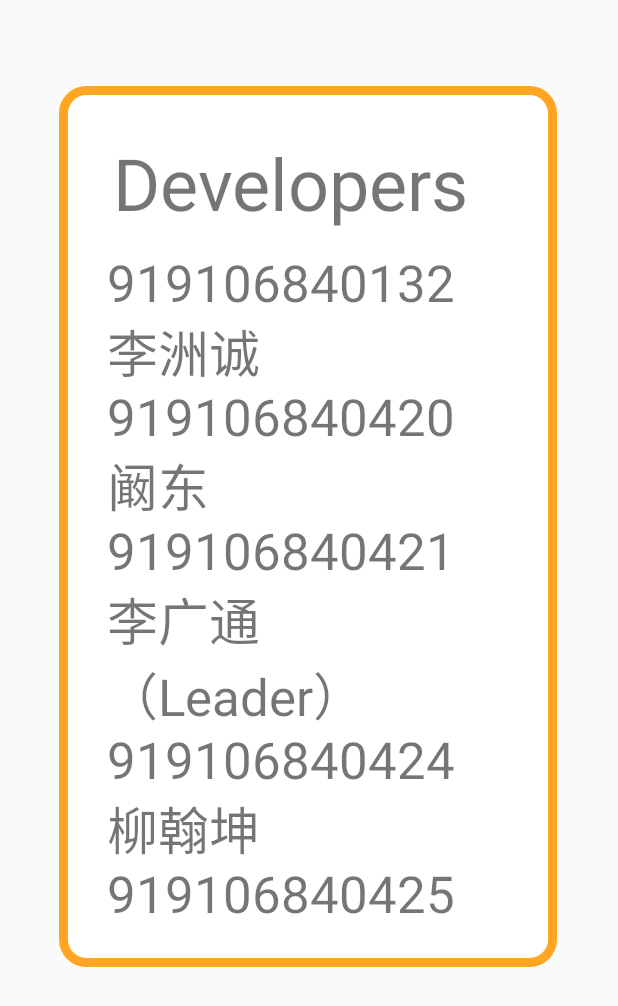
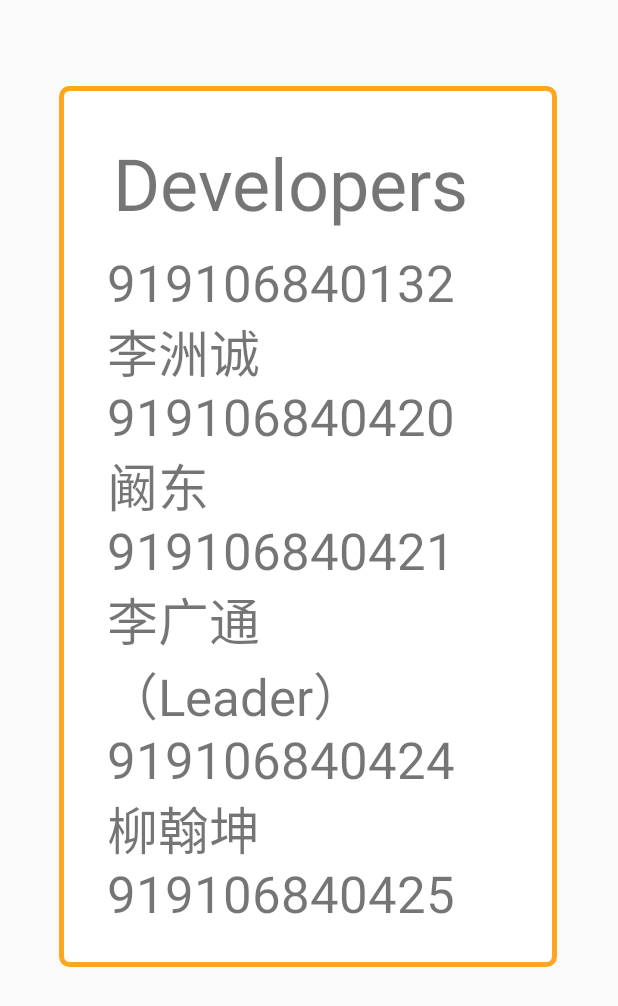
Before and after one commit to KendrickKan/Pill_Aider, an Android app: the Developer_Fragment screen opened through its navigation route, on a phone screen of 412 x 824 dp. Shown: the top 1006 px of the screen. Run offline under Robolectric (Android 15) with nearby library versions, the phone set to English and light mode, and no system bars; our stand-ins replace Room's generated code, data binding.

```diff
--- a/app/src/main/java/com/example/pill_aider/MainActivity.java
+++ b/app/src/main/java/com/example/pill_aider/MainActivity.java
@@ -76,9 +76,9 @@ public class MainActivity extends AppCompatActivity {
 //        NavigationUI.setupWithNavController(binding.navView, navController);
 
         //KD Test
-        User user = new User("10:10","15:30","19:30",5,1);
+        //User user = new User("10:10","15:30","19:30",5,1);
         userViewModel = new ViewModelProvider(this).get(UserViewModel.class);
-        userViewModel.insertUser(user);
+        //userViewModel.insertUser(user);
         userViewModel.getAllUsersLive().observe(this, new Observer<List<User>>() {
             @Override
             public void onChanged(List<User> users) {
@@ -123,5 +123,15 @@ public class MainActivity extends AppCompatActivity {
     @Override
     protected void onDestroy() {
         super.onDestroy();
+        userViewModel = new ViewModelProvider(this).get(UserViewModel.class);
+        userViewModel.getAllUsersLive().observe(this, new Observer<List<User>>() {
+            @Override
+            public void onChanged(List<User> users) {
+                for(int i=0;i<users.size();i++) {
+                    User user = users.get(i);
+                    userViewModel.deleteUser(user);
+                }
+            }
+        });
     }
 }
--- a/app/src/main/res/drawable/set_border.xml
+++ b/app/src/main/res/drawable/set_border.xml
@@ -9,14 +9,14 @@
 
     <corners
         android:radius="3dp"
-        android:bottomLeftRadius="15dp"
-        android:bottomRightRadius="15dp"
-        android:topLeftRadius="15dp"
-        android:topRightRadius="15dp"
+        android:bottomLeftRadius="5dp"
+        android:bottomRightRadius="5dp"
+        android:topLeftRadius="5dp"
+        android:topRightRadius="5dp"
 
         />
     <stroke
-        android:width="6dip"
+        android:width="3dip"
         android:color="@color/pill_aider_orange"
         />
 </shape>
--- a/app/src/main/res/values/strings.xml
+++ b/app/src/main/res/values/strings.xml
@@ -45,4 +45,5 @@
     <string name="chart_line_label_total">total</string>
     <string name="chart_line_label_token">token</string>
     <string name="chart_unit">time</string>
+    <string name="set_save">SAVE</string>
 </resources>
```
Also changed, not shown: app/src/main/java/com/example/pill_aider/Settings_Fragment.java (+22 -5 lines), app/src/main/res/layout/fragment_settings_.xml (+38 -3 lines), 1 other file.
